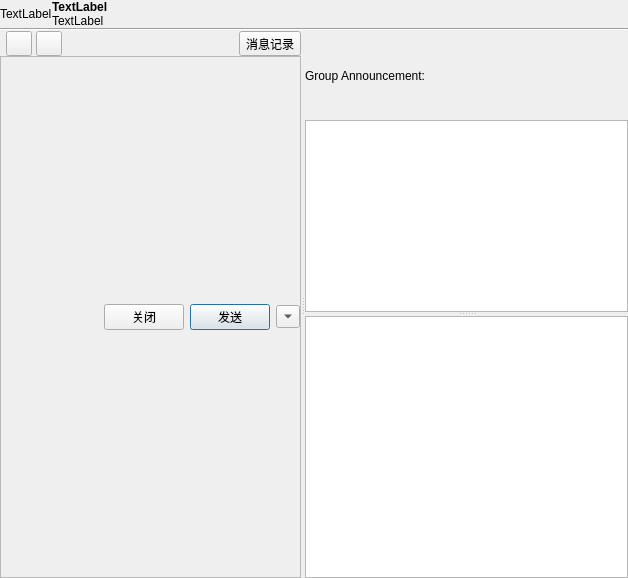
First picture: the form in src/ui/groupchatdlg.ui, repository zhanlangsir/Qtqq, before the edit.
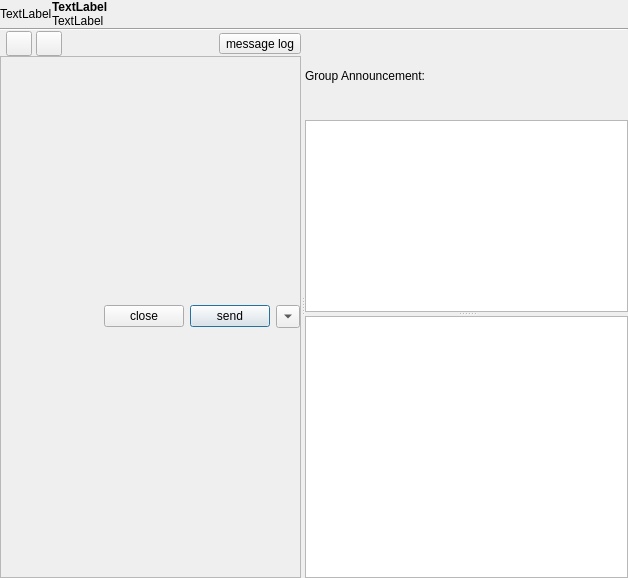
Second picture: the form after the edit.

What changed in the file:
```diff
--- a/src/ui/groupchatdlg.ui
+++ b/src/ui/groupchatdlg.ui
@@ -175,7 +175,7 @@
           <item>
            <widget class="QToolButton" name="btn_chat_log">
             <property name="text">
-             <string>消息记录</string>
+             <string>message log</string>
             </property>
            </widget>
           </item>
@@ -217,14 +217,14 @@
              <item>
               <widget class="QPushButton" name="btn_close">
                <property name="text">
-                <string>关闭</string>
+                <string>close</string>
                </property>
               </widget>
              </item>
              <item>
               <widget class="QPushButton" name="btn_send_msg">
                <property name="text">
-                <string>发送</string>
+                <string>send</string>
                </property>
                <property name="default">
                 <bool>true</bool>
```
Left out of the diff: 4 changed lines with no effect on the pictures.
